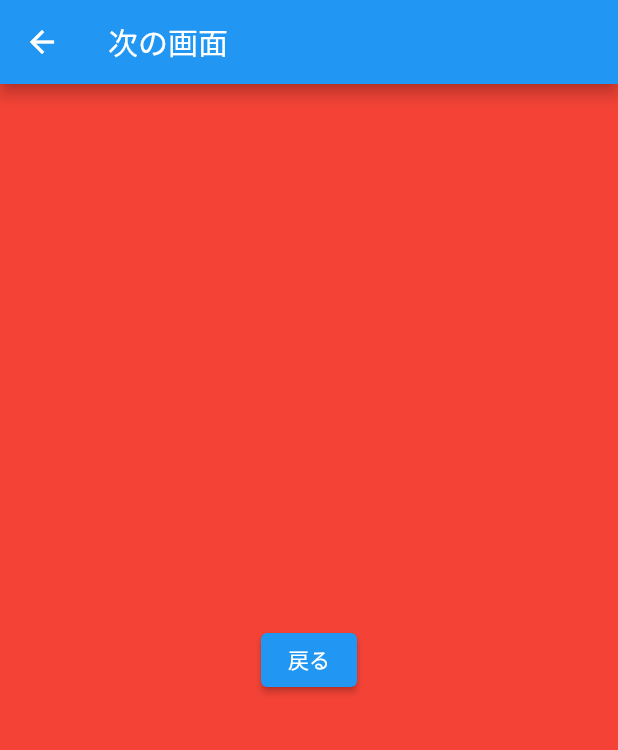
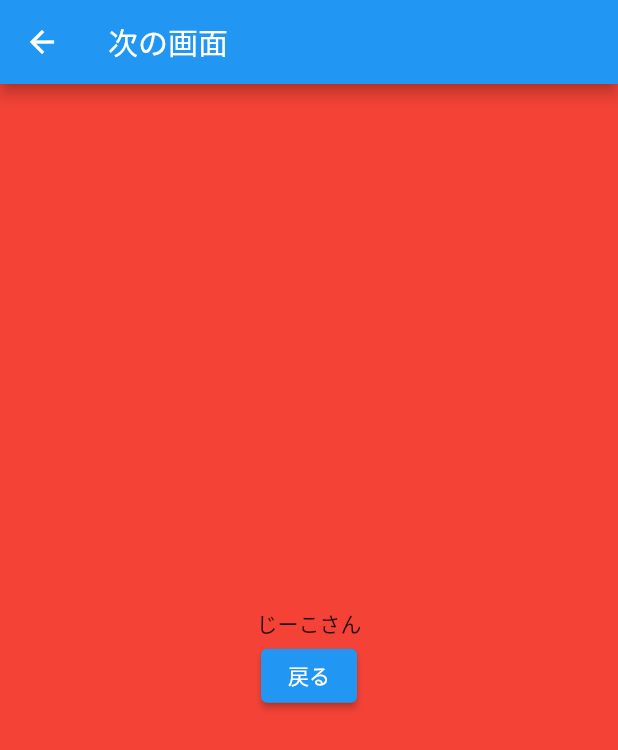
Before and after one commit to TaiyoMate/untitledflutter, a Flutter app: the screen it shows after launch, after a tap on "次へ", on a phone screen of 412 x 824 dp. Shown: the top 750 px of the screen. Run offline on Flutter 3.47's test engine with Material 2 defaults, Android fonts, the phone set to English and light mode, and no system bars.

Commit message:
kboy-study: navigate3 args

```diff
--- a/lib/main.dart
+++ b/lib/main.dart
@@ -37,6 +37,8 @@
     });
   }
 
+  String text = '次へ';
+
   @override
   Widget build(BuildContext context) {
     return Scaffold(
@@ -44,18 +46,26 @@
         title: Text('KBOYのFlutter大学！！！'),
       ),
       body: Center(
-        child: ElevatedButton(
-          child: Text('次へ'),
-          onPressed: () {
+        child: Column(
+          mainAxisAlignment: MainAxisAlignment.center,
+          children: [
+            ElevatedButton(
+              child: Text(text),
+              onPressed: () async {
                 // ここに押したら反応するコードを書く
                 // 画面遷移のコード
-            Navigator.push(
+                final result = await Navigator.push(
                   context,
                   MaterialPageRoute(
-                builder: (context) => NextPage(),
+                    builder: (context) => NextPage('じーこさん'),
                   ),
                 );
+                text = result;
+                print(result);
               },
+            ),
+            Text(text),
+          ],
         ),
       ),
       floatingActionButton: FloatingActionButton(
--- a/lib/next_page.dart
+++ b/lib/next_page.dart
@@ -1,6 +1,9 @@
 import 'package:flutter/material.dart';
 
 class NextPage extends StatelessWidget {
+  NextPage(this.name);
+  final String name;
+
   @override
   Widget build(BuildContext context) {
     return Scaffold(
@@ -10,13 +13,19 @@ class NextPage extends StatelessWidget {
       body: Container(
         height: double.infinity,
         color: Colors.red,
-        child: Center(
-          child: ElevatedButton(
-            child: Text('戻る'),
-            onPressed: () {
-              Navigator.pop(context);
-            },
-          ),
+        child: Column(
+          mainAxisAlignment: MainAxisAlignment.center,
+          children: [
+            Text(name),
+            Center(
+              child: ElevatedButton(
+                child: Text('戻る'),
+                onPressed: () {
+                  Navigator.pop(context, 'KBOYさんかっこいい');
+                },
+              ),
+            ),
+          ],
         ),
       ),
     );
```
Lines whose indentation alone changed are shown as unchanged.
